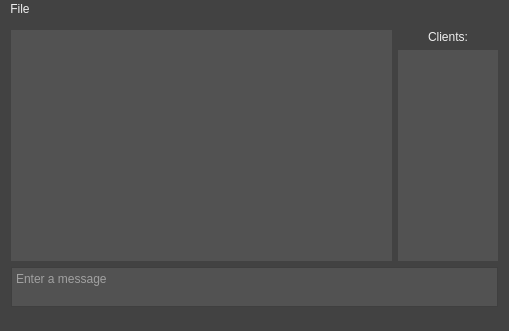
First picture: the form in TCP_Chat_Client/mainwindow.ui, repository Skau/TCPChat, before the edit.
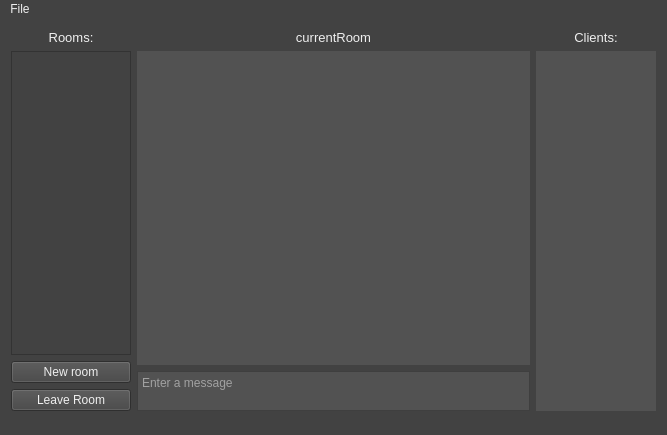
Second picture: the form after the edit.

Commit message:
Started work on adding rooms
- Working client -> server, just need to send the info back to all affected clients.

The edit to the form file:
```diff
--- a/TCP_Chat_Client/mainwindow.ui
+++ b/TCP_Chat_Client/mainwindow.ui
@@ -6,8 +6,8 @@
    <rect>
     <x>0</x>
     <y>0</y>
-    <width>509</width>
-    <height>331</height>
+    <width>667</width>
+    <height>435</height>
    </rect>
   </property>
   <property name="windowTitle">
@@ -18,48 +18,100 @@
 color: rgb(239,239,239);</string>
   </property>
   <widget class="QWidget" name="centralWidget">
-   <layout class="QGridLayout" name="gridLayout">
+   <layout class="QVBoxLayout" name="verticalLayout">
     <property name="bottomMargin">
      <number>2</number>
     </property>
-    <item row="1" column="1">
-     <widget class="QListWidget" name="list_Clients">
-      <property name="minimumSize">
-       <size>
-        <width>0</width>
-        <height>100</height>
-       </size>
+    <item>
+     <layout class="QHBoxLayout" name="horizontalLayout">
+      <item>
+       <layout class="QVBoxLayout" name="verticalLayout_2">
+        <item>
+         <widget class="QLabel" name="label_Rooms">
+          <property name="font">
+           <font>
+            <pointsize>10</pointsize>
+           </font>
+          </property>
+          <property name="text">
+           <string>Rooms:</string>
+          </property>
+          <property name="alignment">
+           <set>Qt::AlignCenter</set>
+          </property>
+         </widget>
+        </item>
+        <item>
+         <widget class="QListWidget" name="list_Rooms">
+          <property name="sizePolicy">
+           <sizepolicy hsizetype="Fixed" vsizetype="Expanding">
+            <horstretch>0</horstretch>
+            <verstretch>0</verstretch>
+           </sizepolicy>
       </property>
       <property name="maximumSize">
        <size>
-        <width>100</width>
+            <width>120</width>
         <height>16777215</height>
        </size>
       </property>
+         </widget>
+        </item>
+        <item>
+         <widget class="QPushButton" name="button_newRoom">
+          <property name="text">
+           <string>New room</string>
+          </property>
+         </widget>
+        </item>
+        <item>
+         <widget class="QPushButton" name="button_LeaveRoom">
+          <property name="text">
+           <string>Leave Room</string>
+          </property>
+         </widget>
+        </item>
+       </layout>
+      </item>
+      <item>
+       <layout class="QVBoxLayout" name="verticalLayout_4">
+        <item>
+         <widget class="QLabel" name="label_CurrentRoom">
+          <property name="font">
+           <font>
+            <pointsize>10</pointsize>
+           </font>
+          </property>
+          <property name="text">
+           <string>currentRoom</string>
+          </property>
+          <property name="alignment">
+           <set>Qt::AlignCenter</set>
+          </property>
+         </widget>
+        </item>
+        <item>
+         <widget class="QPlainTextEdit" name="textEdit_Chat">
+          <property name="sizePolicy">
+           <sizepolicy hsizetype="Expanding" vsizetype="Expanding">
+            <horstretch>0</horstretch>
+            <verstretch>0</verstretch>
+           </sizepolicy>
+          </property>
       <property name="styleSheet">
        <string notr="true">background-color:rgb(82,82,82);
 color: rgb(239,239,239);
 border: none;</string>
       </property>
-     </widget>
-    </item>
-    <item row="0" column="1">
-     <widget class="QLabel" name="label_Clients">
-      <property name="styleSheet">
-       <string notr="true">color: rgb(239,239,239);</string>
-      </property>
-      <property name="text">
-       <string>Clients:</string>
-      </property>
-      <property name="alignment">
-       <set>Qt::AlignCenter</set>
-      </property>
-     </widget>
-    </item>
-    <item row="2" column="0" rowspan="2" colspan="2">
+          <property name="readOnly">
+           <bool>true</bool>
+          </property>
+         </widget>
+        </item>
+        <item>
      <widget class="QPlainTextEdit" name="textEdit_Input">
       <property name="sizePolicy">
-       <sizepolicy hsizetype="Expanding" vsizetype="Fixed">
+           <sizepolicy hsizetype="Minimum" vsizetype="Fixed">
         <horstretch>0</horstretch>
         <verstretch>0</verstretch>
        </sizepolicy>
@@ -86,23 +138,63 @@
       </property>
      </widget>
     </item>
-    <item row="0" column="0" rowspan="2">
-     <widget class="QPlainTextEdit" name="textEdit_Chat">
+       </layout>
+      </item>
+      <item>
+       <layout class="QVBoxLayout" name="verticalLayout_3">
+        <item>
+         <widget class="QLabel" name="label_Clients">
+          <property name="font">
+           <font>
+            <pointsize>10</pointsize>
+           </font>
+          </property>
+          <property name="styleSheet">
+           <string notr="true">color: rgb(239,239,239);</string>
+          </property>
+          <property name="text">
+           <string>Clients:</string>
+          </property>
+          <property name="alignment">
+           <set>Qt::AlignCenter</set>
+          </property>
+         </widget>
+        </item>
+        <item>
+         <widget class="QListWidget" name="list_Clients">
       <property name="sizePolicy">
-       <sizepolicy hsizetype="Expanding" vsizetype="Expanding">
+           <sizepolicy hsizetype="Fixed" vsizetype="Expanding">
         <horstretch>0</horstretch>
         <verstretch>0</verstretch>
        </sizepolicy>
       </property>
+          <property name="minimumSize">
+           <size>
+            <width>0</width>
+            <height>100</height>
+           </size>
+          </property>
+          <property name="maximumSize">
+           <size>
+            <width>120</width>
+            <height>16777215</height>
+           </size>
+          </property>
+          <property name="font">
+           <font>
+            <pointsize>10</pointsize>
+           </font>
+          </property>
       <property name="styleSheet">
        <string notr="true">background-color:rgb(82,82,82);
 color: rgb(239,239,239);
 border: none;</string>
       </property>
-      <property name="readOnly">
-       <bool>true</bool>
-      </property>
-     </widget>
+         </widget>
+        </item>
+       </layout>
+      </item>
+     </layout>
     </item>
    </layout>
   </widget>
@@ -111,7 +203,7 @@
     <rect>
      <x>0</x>
      <y>0</y>
-     <width>509</width>
+     <width>667</width>
      <height>20</height>
     </rect>
    </property>
```
Lines whose indentation alone changed are shown as unchanged. The commit also changes 7 other files.
